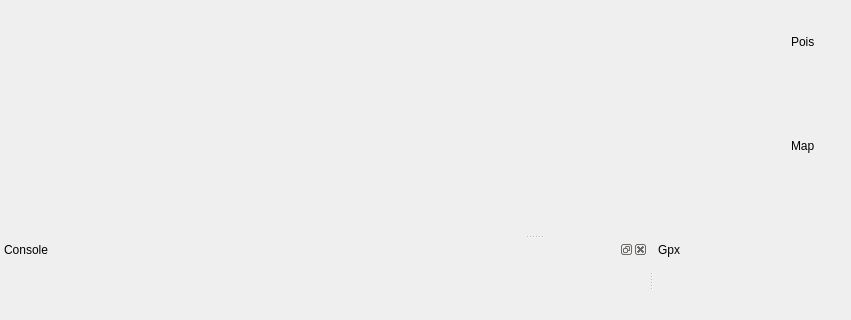
Before: the Qt Designer form poitagger/ui/poitagger.ui in dlr-eoc/poitagger, drawn with Qt 5; both pictures show x 0 to 851 and y 461 to 781 of the 1067 by 781 pixel window.
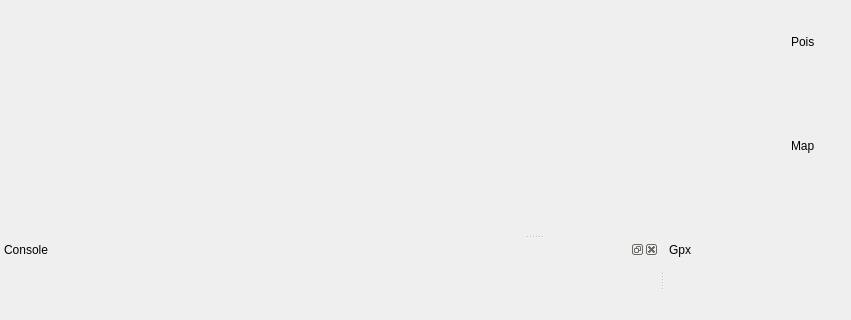
After: the same form once the commit is applied. Icons and pictures are not drawn.

The edit to the form file:
```diff
--- a/poitagger/ui/poitagger.ui
+++ b/poitagger/ui/poitagger.ui
@@ -105,7 +105,7 @@
    </property>
    <property name="minimumSize">
     <size>
-     <width>91</width>
+     <width>95</width>
      <height>80</height>
     </size>
    </property>
```
Left out of the diff: 4 changed lines with no effect on the pictures.
